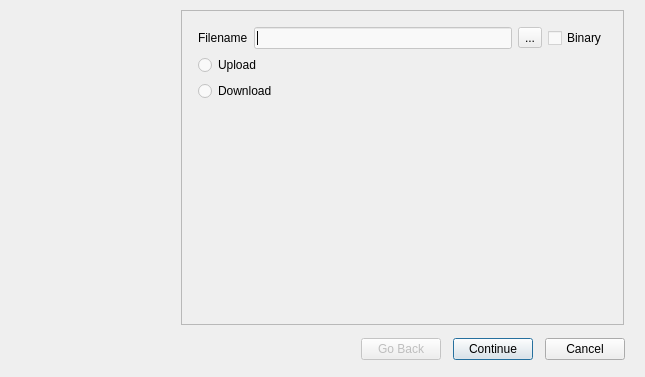
Old version of the form lobwizard/LobWizard.ui in the repository rdOxalis/lobshooter.
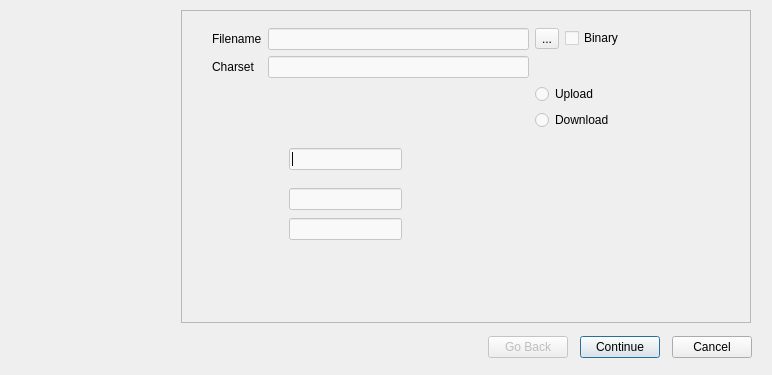
New version of the form.

Patch:
```diff
--- a/lobwizard/LobWizard.ui
+++ b/lobwizard/LobWizard.ui
@@ -1,12 +1,12 @@
 <ui version="4.0" >
  <class>LobWizard</class>
- <widget class="QWizard" name="LobWizard" >
-  <property name="geometry" >
+ <widget class="QWizard" name="LobWizard">
+  <property name="geometry">
    <rect>
     <x>0</x>
     <y>0</y>
-    <width>645</width>
-    <height>377</height>
+    <width>772</width>
+    <height>375</height>
    </rect>
   </property>
   <property name="windowTitle" >
@@ -15,23 +15,98 @@
   <property name="wizardStyle" >
    <enum>QWizard::MacStyle</enum>
   </property>
-  <widget class="QWizardPage" name="wizardPage1" >
-   <layout class="QVBoxLayout" name="verticalLayout" >
+  <widget class="QWizardPage" name="wizardPage1">
+   <widget class="QLineEdit" name="lineEdit">
+    <property name="geometry">
+     <rect>
+      <x>100</x>
+      <y>130</y>
+      <width>113</width>
+      <height>22</height>
+     </rect>
+    </property>
+   </widget>
+   <widget class="QLineEdit" name="lineEdit_2">
+    <property name="geometry">
+     <rect>
+      <x>100</x>
+      <y>170</y>
+      <width>113</width>
+      <height>22</height>
+     </rect>
+    </property>
+   </widget>
+   <widget class="QLineEdit" name="lineEdit_3">
+    <property name="geometry">
+     <rect>
+      <x>100</x>
+      <y>200</y>
+      <width>113</width>
+      <height>22</height>
+     </rect>
+    </property>
+   </widget>
+   <widget class="QWidget" name="">
+    <property name="geometry">
+     <rect>
+      <x>23</x>
+      <y>10</y>
+      <width>440</width>
+      <height>111</height>
+     </rect>
+    </property>
+    <layout class="QFormLayout" name="formLayout_2">
+     <item row="0" column="0">
+      <layout class="QFormLayout" name="formLayout">
+       <item row="0" column="0">
+        <layout class="QVBoxLayout" name="verticalLayout_3">
     <item>
-     <layout class="QHBoxLayout" name="horizontalLayout" >
-      <item>
-       <widget class="QLabel" name="label" >
-        <property name="text" >
+          <widget class="QLabel" name="label">
+           <property name="text">
          <string>Filename</string>
         </property>
        </widget>
       </item>
       <item>
-       <widget class="QLineEdit" name="lineEdit" />
-      </item>
+          <widget class="QLabel" name="label_3">
+           <property name="text">
+            <string>Charset</string>
+           </property>
+          </widget>
+         </item>
+        </layout>
+       </item>
+       <item row="0" column="1">
+        <layout class="QVBoxLayout" name="verticalLayout">
       <item>
-       <widget class="QToolButton" name="toolButton" >
-        <property name="text" >
+          <widget class="QLineEdit" name="filenameEdit">
+           <property name="minimumSize">
+            <size>
+             <width>261</width>
+             <height>22</height>
+            </size>
+           </property>
+          </widget>
+         </item>
+         <item>
+          <widget class="QLineEdit" name="charsetEdit">
+           <property name="minimumSize">
+            <size>
+             <width>261</width>
+             <height>22</height>
+            </size>
+           </property>
+          </widget>
+         </item>
+        </layout>
+       </item>
+      </layout>
+     </item>
+     <item row="0" column="1">
+      <layout class="QHBoxLayout" name="horizontalLayout">
+       <item>
+        <widget class="QToolButton" name="openButton">
+         <property name="text">
          <string>...</string>
         </property>
        </widget>
@@ -45,38 +120,39 @@
       </item>
      </layout>
     </item>
+     <item row="1" column="1">
+      <layout class="QVBoxLayout" name="verticalLayout_4">
     <item>
-     <widget class="QRadioButton" name="UploadRadioButton" >
-      <property name="text" >
+        <widget class="QRadioButton" name="UploadRadioButton">
+         <property name="text">
        <string>Upload</string>
       </property>
      </widget>
     </item>
     <item>
-     <widget class="QRadioButton" name="DownloadRadioButton" >
-      <property name="text" >
+        <widget class="QRadioButton" name="DownloadRadioButton">
+         <property name="text">
        <string>Download</string>
       </property>
      </widget>
     </item>
    </layout>
-  </widget>
-  <widget class="QWizardPage" name="wizardPage2" >
-   <layout class="QVBoxLayout" name="verticalLayout_2" >
+     </item>
+    </layout>
+   </widget>
+  </widget>
+  <widget class="QWizardPage" name="wizardPage2">
+   <layout class="QVBoxLayout" name="verticalLayout_2">
     <item>
-     <layout class="QFormLayout" name="formLayout" >
-      <item row="0" column="0" >
-       <widget class="QLabel" name="label_2" >
-        <property name="text" >
+     <widget class="QTextEdit" name="SqlTextEdit"/>
+    </item>
+    <item>
+     <widget class="QLabel" name="label_2">
+      <property name="text">
          <string>SQL</string>
         </property>
        </widget>
       </item>
-      <item row="0" column="1" >
-       <widget class="QTextEdit" name="SqlTextEdit" />
-      </item>
-     </layout>
-    </item>
    </layout>
   </widget>
   <widget class="QWizardPage" name="wizardPage3" />
```
Left out of the diff: 18 changed lines with no effect on the pictures. Lines whose indentation alone changed are shown as unchanged.
